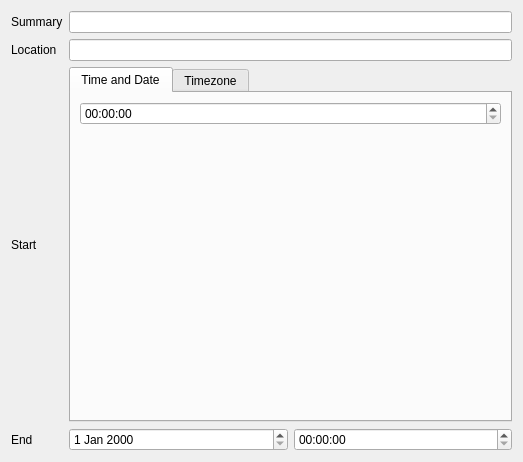
This is libs/main/rdf/KoRdfCalendarEventEditWidget.ui in KDE/krita as Qt 5 draws it before an edit. The edited form follows.
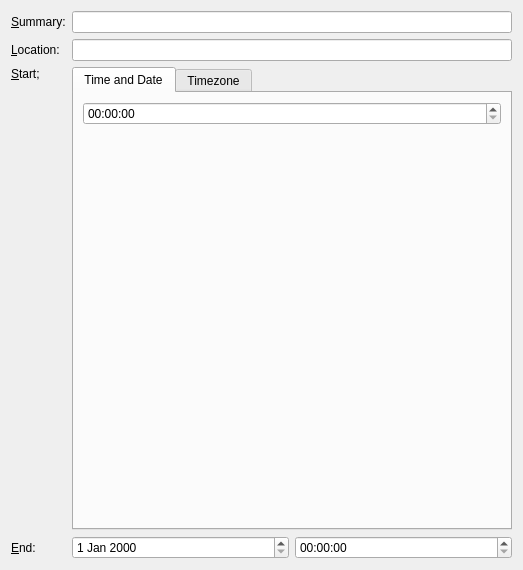
This is the edited form. Custom widgets are drawn as their Qt base class.

Commit message: polish rdf dialogs

What changed in the file:
```diff
--- a/libs/main/rdf/KoRdfCalendarEventEditWidget.ui
+++ b/libs/main/rdf/KoRdfCalendarEventEditWidget.ui
@@ -7,7 +7,7 @@
     <x>0</x>
     <y>0</y>
     <width>523</width>
-    <height>462</height>
+    <height>570</height>
    </rect>
   </property>
   <layout class="QGridLayout" name="gridLayout">
@@ -17,14 +17,20 @@
    <item row="0" column="0">
     <widget class="QLabel" name="label">
      <property name="text">
-      <string>Summary</string>
+      <string>&amp;Summary:</string>
+     </property>
+     <property name="buddy">
+      <cstring>summary</cstring>
      </property>
     </widget>
    </item>
    <item row="2" column="0">
     <widget class="QLabel" name="label_2">
      <property name="text">
-      <string>Location</string>
+      <string>&amp;Location:</string>
+     </property>
+     <property name="buddy">
+      <cstring>location</cstring>
      </property>
     </widget>
    </item>
@@ -34,14 +40,23 @@
    <item row="3" column="0">
     <widget class="QLabel" name="label_3">
      <property name="text">
-      <string>Start</string>
+      <string>&amp;Start;</string>
+     </property>
+     <property name="alignment">
+      <set>Qt::AlignLeading|Qt::AlignLeft|Qt::AlignTop</set>
+     </property>
+     <property name="buddy">
+      <cstring>startTime</cstring>
      </property>
     </widget>
    </item>
    <item row="6" column="0">
     <widget class="QLabel" name="label_5">
      <property name="text">
-      <string>End</string>
+      <string>&amp;End:</string>
+     </property>
+     <property name="buddy">
+      <cstring>endDate</cstring>
      </property>
     </widget>
    </item>
@@ -116,16 +131,16 @@
   </layout>
  </widget>
  <customwidgets>
-  <customwidget>
-   <class>KTimeZoneWidget</class>
-   <extends>QTreeWidget</extends>
-   <header>ktimezonewidget.h</header>
-  </customwidget>
   <customwidget>
    <class>KDatePicker</class>
    <extends>QFrame</extends>
    <header>kdatepicker.h</header>
   </customwidget>
+  <customwidget>
+   <class>KTimeZoneWidget</class>
+   <extends>QTreeWidget</extends>
+   <header>ktimezonewidget.h</header>
+  </customwidget>
  </customwidgets>
  <resources/>
  <connections>
```
Left out of the diff: 3 changed lines with no effect on the pictures. The commit also changes 6 other files.
